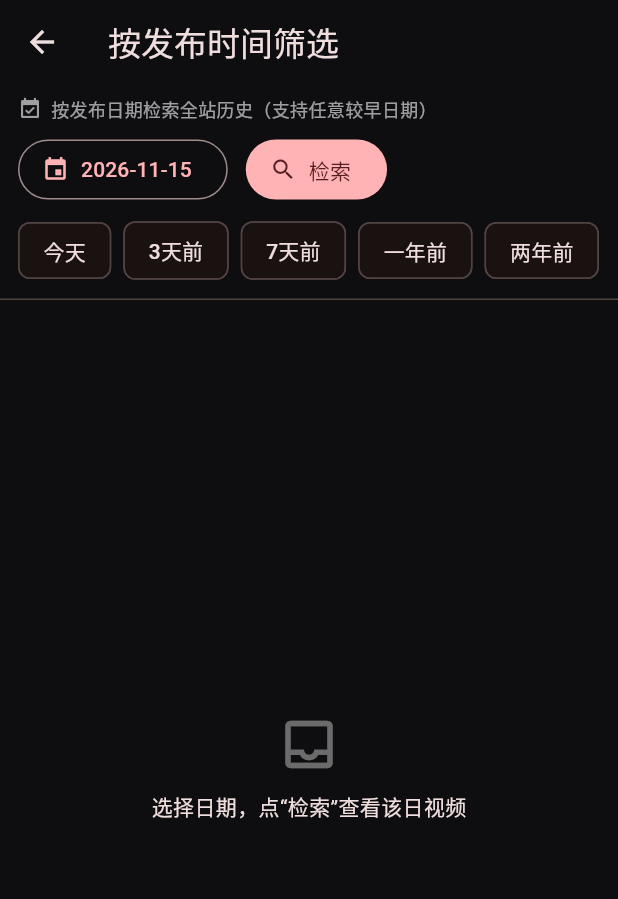
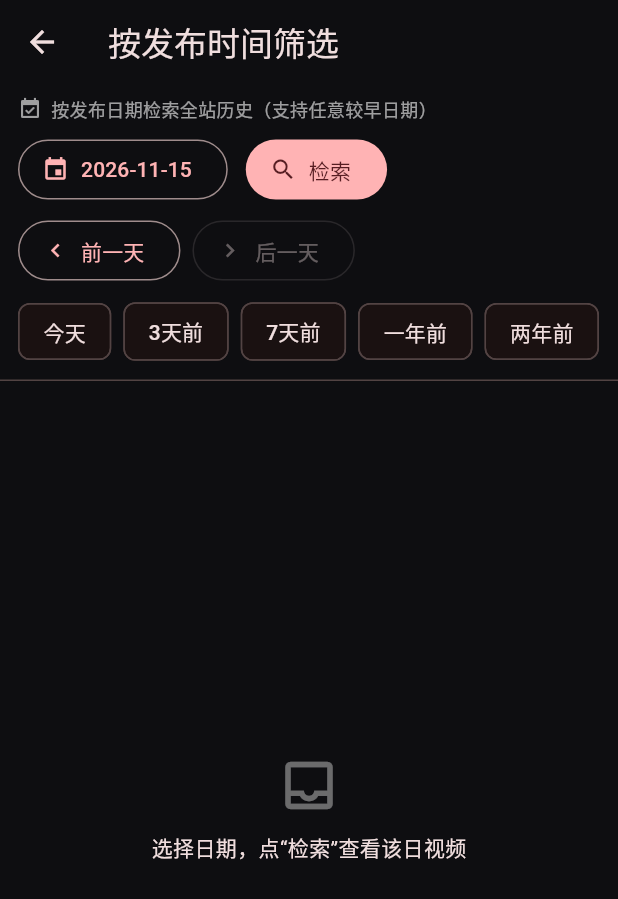
Before and after one commit to Justchatgpt/ovwh, a Flutter app: the TimeFilterPage screen opened directly, on a phone screen of 412 x 824 dp. Shown: the top 899 px of the screen. Run offline on Flutter 3.47's test engine with Material 3 defaults, Android fonts, the phone set to English and light mode, and no system bars; our stand-ins replace dio, hive_flutter, video_player, wakelock_plus; accounts and stored records are empty; network calls fail.

Commit message:
feat: prev/next day navigation in date filter (v1.3.1)

```diff
--- a/lib/features/timefilter/time_filter_page.dart
+++ b/lib/features/timefilter/time_filter_page.dart
@@ -50,6 +50,21 @@ class _TimeFilterPageState extends State<TimeFilterPage> {
     await _run(1);
   }
 
+  bool get _canNextDay {
+    final tomorrow = DateTime(_date.year, _date.month, _date.day).add(const Duration(days: 1));
+    final today = DateTime(DateTime.now().year, DateTime.now().month, DateTime.now().day);
+    return !tomorrow.isAfter(today);
+  }
+
+  Future<void> _shiftDay(int delta) async {
+    if (_loading) return;
+    final nd = DateTime(_date.year, _date.month, _date.day).add(Duration(days: delta));
+    final today = DateTime(DateTime.now().year, DateTime.now().month, DateTime.now().day);
+    if (nd.isAfter(today)) return;
+    setState(() => _date = nd);
+    await _run(1);
+  }
+
   Future<void> _run(int page) async {
     final repo = context.read<VideoRepository>();
     setState(() {
@@ -77,8 +92,8 @@ class _TimeFilterPageState extends State<TimeFilterPage> {
   }
 
   bool get _canNext {
-    final t = _totalPages;
-    if (t != null) return _page < t;
+    // Allow going further as long as the current page had results, so a wrong
+    // total never blocks paging. Stops naturally on an empty page.
     return _items.isNotEmpty;
   }
 
@@ -140,6 +155,22 @@ class _TimeFilterPageState extends State<TimeFilterPage> {
                 onPressed: _loading ? null : () => _run(1),
                 icon: const Icon(Icons.search),
                 label: const Text('检索'),
+              ),
+            ],
+          ),
+          const SizedBox(height: 6),
+          Row(
+            children: [
+              OutlinedButton.icon(
+                onPressed: _loading ? null : () => _shiftDay(-1),
+                icon: const Icon(Icons.chevron_left),
+                label: const Text('前一天'),
+              ),
+              const SizedBox(width: 8),
+              OutlinedButton.icon(
+                onPressed: (_loading || !_canNextDay) ? null : () => _shiftDay(1),
+                icon: const Icon(Icons.chevron_right),
+                label: const Text('后一天'),
               ),
             ],
           ),
--- a/pubspec.yaml
+++ b/pubspec.yaml
@@ -1,7 +1,7 @@
 name: p91_player
 description: "P91 Player - a rebuilt cross-platform 91 video player, iOS first."
 publish_to: "none"
-version: 1.3.0+9
+version: 1.3.1+10
 
 environment:
   sdk: ">=3.4.0 <4.0.0"
```
Also changed, not shown: 1 other file.
